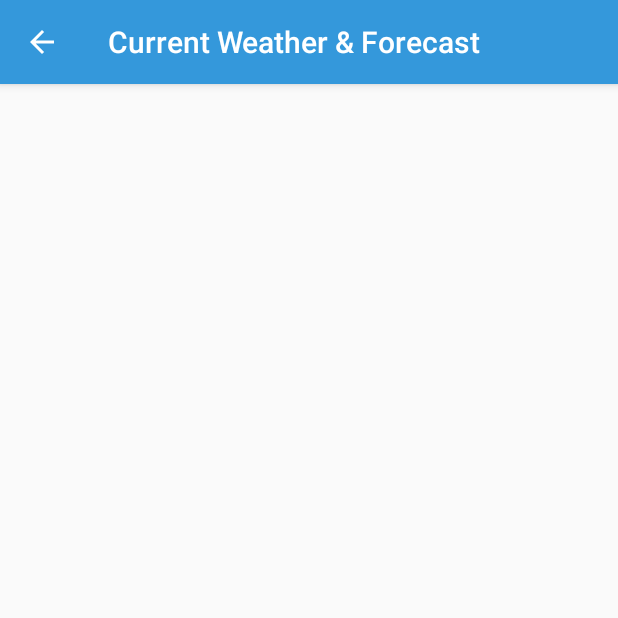
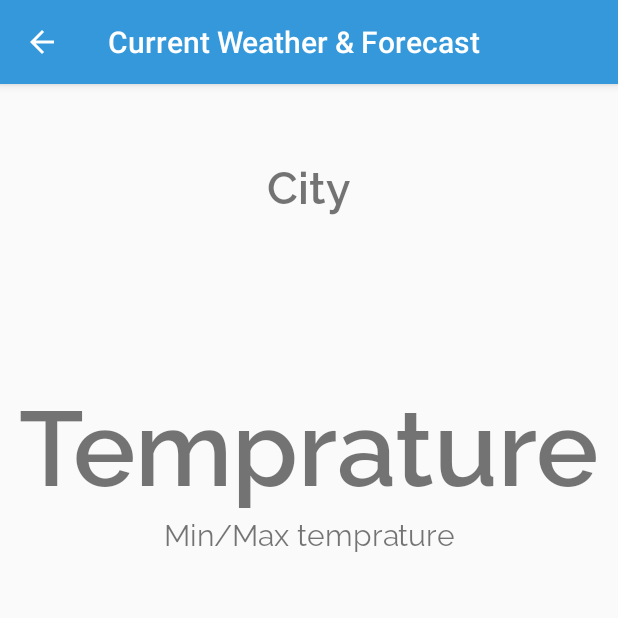
Before and after one commit to gennycm/mobile-comp-project, an Android app: the WeatherActivity screen opened directly, with no data from a screen before it, on a phone screen of 412 x 824 dp, the top half of it. Run offline under Robolectric (Android 15) with nearby library versions, the phone set to English and light mode, and no system bars; our stand-ins replace Volley; network calls fail; pictures from the network do not load; 13 statements that could not run were skipped.

Commit message:
Added Comments and string values

```diff
--- a/app/src/main/java/com/thealienobserver/nikhil/travon/adapters/FindingRoomsAdapter.java
+++ b/app/src/main/java/com/thealienobserver/nikhil/travon/adapters/FindingRoomsAdapter.java
@@ -16,6 +16,9 @@ import com.thealienobserver.nikhil.travon.R;
 import com.thealienobserver.nikhil.travon.models.Room;
 import java.util.ArrayList;
 
+/**
+ * Class to set the values of each item in Finding Rooms Card.
+ */
 public class FindingRoomsAdapter extends RecyclerView.Adapter<FindingRoomsAdapter.ViewHolder>{
     private static final String TAG = "AvailableRoomsAdapter";
 
--- a/app/src/main/java/com/thealienobserver/nikhil/travon/adapters/WeatherCardAdapter.java
+++ b/app/src/main/java/com/thealienobserver/nikhil/travon/adapters/WeatherCardAdapter.java
@@ -16,6 +16,9 @@ import java.text.DateFormat;
 import java.text.SimpleDateFormat;
 import java.util.ArrayList;
 
+/**
+ * Class to set the value of each item in the Weather card view.
+ */
 public class WeatherCardAdapter extends RecyclerView.Adapter<WeatherCardAdapter.ViewHolder> {
     private static final String TAG = "WeatherCardAdapter";
 
--- a/app/src/main/java/com/thealienobserver/nikhil/travon/apihandlers/WeatherHandler.java
+++ b/app/src/main/java/com/thealienobserver/nikhil/travon/apihandlers/WeatherHandler.java
@@ -40,6 +40,8 @@ public abstract class WeatherHandler {
         Float lon=Float.parseFloat(longitude);
         latitude=String.format("%.2f", lat);
         longitude=String.format("%.2f", lon);
+
+        //Url to get the forecast. Halifax's latitude and longitude are set default.
         String url = WEATHER_URL.concat(TextUtils.isEmpty(latitude) ? "44.649963&lon=-63.5802565&units=metric" : (latitude + "&lon=" + longitude+"&units=metric"));//+"&cnt=5"
         JsonObjectRequest jsonObjectRequest = new JsonObjectRequest(Request.Method.GET, url, null, new Response.Listener<JSONObject>() {
             @Override
@@ -58,7 +60,7 @@ public abstract class WeatherHandler {
                         String description = weather.getString("description");
                         String imageUrl ="http://openweathermap.org/img/w/"+ weather.getString("icon")+".png";
 
-                        DateFormat df = new SimpleDateFormat("yyyy-MM-dd HH:mm:ss");
+                        DateFormat df = new SimpleDateFormat("yyyy-MM-dd HH:mm:ss");// Convert Json date to readable date format.
                         Weather forecastModel = new Weather(temprature, description, imageUrl, df.parse(date));
                         forcastList.add(forecastModel);
                         Log.d("Reached here",""+forecastModel);
@@ -80,7 +82,7 @@ public abstract class WeatherHandler {
     }
 
     /**
-     *
+     *Abstract method implemented in the WeatherActivity Controller.
      * @param weather
      */
     public abstract void  postFetchingWeather(ArrayList<Weather> weather);
--- a/app/src/main/java/com/thealienobserver/nikhil/travon/controllers/NewsActivity.java
+++ b/app/src/main/java/com/thealienobserver/nikhil/travon/controllers/NewsActivity.java
@@ -17,7 +17,6 @@ public class NewsActivity extends AppCompatActivity {
 
     public static final String COUNTRY_PARAM = "COUNTRY_CODE_PARAM";
     public static final String CITY_PARAM = "CITY_PARAM";
-//    public static final String LAT_LON_PARAM = "LAT_LON_PARAM";
 
 
     @Override
--- a/app/src/main/java/com/thealienobserver/nikhil/travon/controllers/WeatherActivity.java
+++ b/app/src/main/java/com/thealienobserver/nikhil/travon/controllers/WeatherActivity.java
@@ -31,11 +31,14 @@ public class WeatherActivity extends AppCompatActivity {
     protected void onCreate(Bundle savedInstanceState) {
         super.onCreate(savedInstanceState);
         setContentView(R.layout.activity_weather);
+
+        //Get the values of set on the main activity through intent's bundle
         Intent i = getIntent();
         Bundle b = i.getExtras();
         String Latitude = String.valueOf(b.get("LATITUDE"));
         String Longitude = String.valueOf(b.get("LONGITUDE"));
 
+        //Set the title of the weather page
         setTitle(TITLE_WEATHER);
 
         this.cityWeatherHandler = new CityWeatherHandler() {
--- a/app/src/main/res/layout/activity_finding_rooms.xml
+++ b/app/src/main/res/layout/activity_finding_rooms.xml
@@ -6,7 +6,7 @@
     android:layout_width="match_parent"
     android:layout_height="match_parent"
     tools:context=".controllers.FindingRoomsActivity">
-
+    <!-- Iterative recycler view to display multiple rooms. -->
     <android.support.v7.widget.RecyclerView
         android:id="@+id/availableRoomsRecyclerView"
         android:layout_width="match_parent"
--- a/app/src/main/res/layout/activity_weather.xml
+++ b/app/src/main/res/layout/activity_weather.xml
@@ -5,7 +5,7 @@
     android:layout_height="match_parent"
     android:orientation="vertical"
     tools:context=".controllers.WeatherActivity">
-
+    <!--Liner Layout to display today's weather-->
     <LinearLayout
         android:layout_width="match_parent"
         android:layout_height="wrap_content"
@@ -18,6 +18,7 @@
             android:layout_height="wrap_content"
             android:layout_gravity="center"
             android:fontFamily="@font/raleway_semibold"
+            android:text="@string/weather_city_name"
             android:textSize="30sp"
             android:textStyle="bold" />
 
@@ -26,6 +27,7 @@
             android:layout_width="100dp"
             android:layout_height="100dp"
             android:layout_gravity="center"
+            android:text="@string/weather_image"
             android:contentDescription="@string/weather_image" />
 
 
@@ -35,6 +37,7 @@
             android:layout_height="wrap_content"
             android:layout_gravity="center"
             android:fontFamily="@font/raleway_semibold"
+            android:text="@string/weather_temprature"
             android:textSize="70sp"
             android:textStyle="bold" />
 
@@ -43,6 +46,7 @@
             android:layout_width="match_parent"
             android:layout_height="wrap_content"
             android:textAlignment="center"
+            android:text="@string/weather_minmax_temprature"
             android:fontFamily="@font/raleway"
             android:textSize="20sp" />
 
@@ -83,6 +87,8 @@
 
     </LinearLayout>
 
+
+    <!--Iterative recycler view to display weather of 5 days/ 3 hourly data. -->
     <android.support.v7.widget.RecyclerView
         android:id="@+id/weatherRecyclerView"
         android:layout_width="match_parent"
--- a/app/src/main/res/layout/view_finding_rooms_item.xml
+++ b/app/src/main/res/layout/view_finding_rooms_item.xml
@@ -10,6 +10,7 @@
     android:layout_margin="8dp"
     card_view:cardCornerRadius="4dp">
 
+    <!--Linear Layout to show multiple rooms. -->
     <LinearLayout
         android:layout_width="match_parent"
         android:layout_height="wrap_content"
--- a/app/src/main/res/layout/view_news_items.xml
+++ b/app/src/main/res/layout/view_news_items.xml
@@ -11,6 +11,7 @@
         android:layout_height="wrap_content"
         card_view:cardCornerRadius="4dp">
 
+        <!--Linear Layout to show multiple WNews Item-->
         <LinearLayout
             android:orientation="vertical"
             android:layout_width="match_parent"
--- a/app/src/main/res/layout/view_weather_items.xml
+++ b/app/src/main/res/layout/view_weather_items.xml
@@ -5,6 +5,7 @@ android:layout_width="wrap_content"
     android:layout_height="wrap_content"
     android:layout_margin="8dp">
 
+    <!-- Layout for each item in Recycler View that is a Card for each element in the Layout-->
     <LinearLayout
         android:orientation="vertical"
         android:layout_width="match_parent"
--- a/app/src/main/res/values/strings.xml
+++ b/app/src/main/res/values/strings.xml
@@ -28,11 +28,13 @@
 
     <!--Weather-->
     <string name="weather_image">Weather Image</string>
-
     <string name="section_format">Hello World from section: %1$d</string>
     <string name="title_activity_recommended_places">RecommendedPlacesActivity</string>
     <string name="title_activity_main">MainActivity</string>
     <string name="no_results">No Results</string>
+    <string name="weather_city_name">City</string>
+    <string name="weather_temprature">Temprature</string>
+<string name="weather_minmax_temprature">Min/Max temprature</string>
 
 
     <!-- Cost of living -->
```
Also changed, not shown: app/src/main/java/com/thealienobserver/nikhil/travon/adapters/ImageViewPagerAdapter.java (+3 -21 lines), app/src/main/java/com/thealienobserver/nikhil/travon/apihandlers/FindingRoomsHandler.java (+8 -0 lines), app/src/main/java/com/thealienobserver/nikhil/travon/controllers/FindingRoomsActivity.java (+13 -2 lines). Lines whose indentation alone changed are shown as unchanged.
